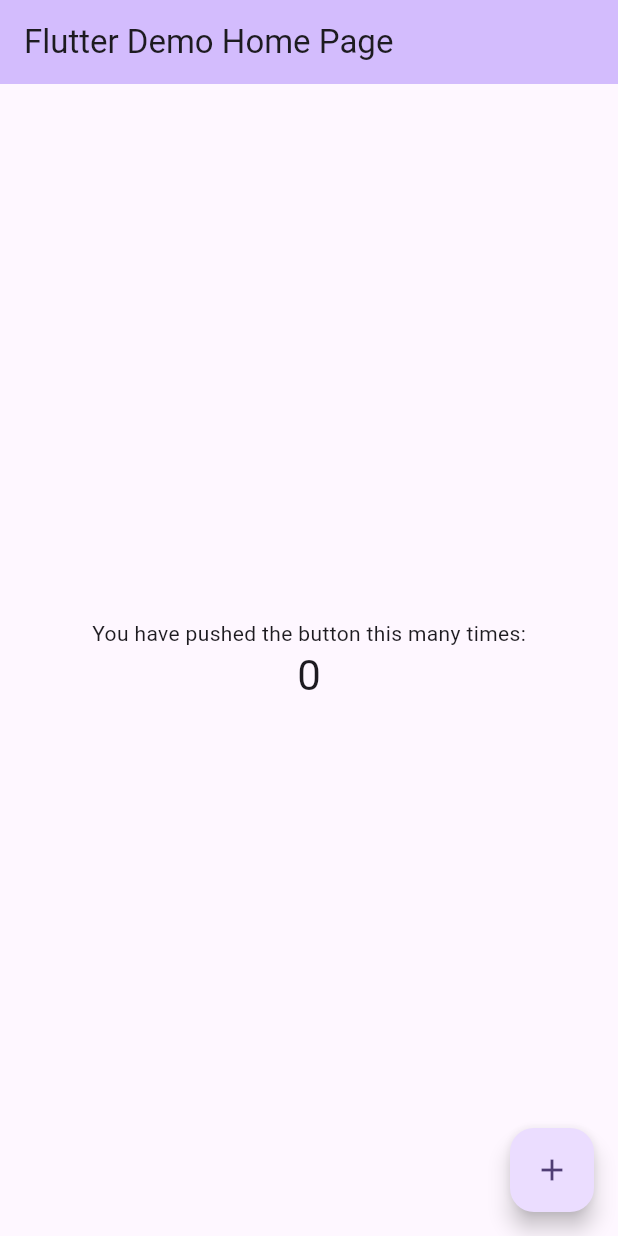
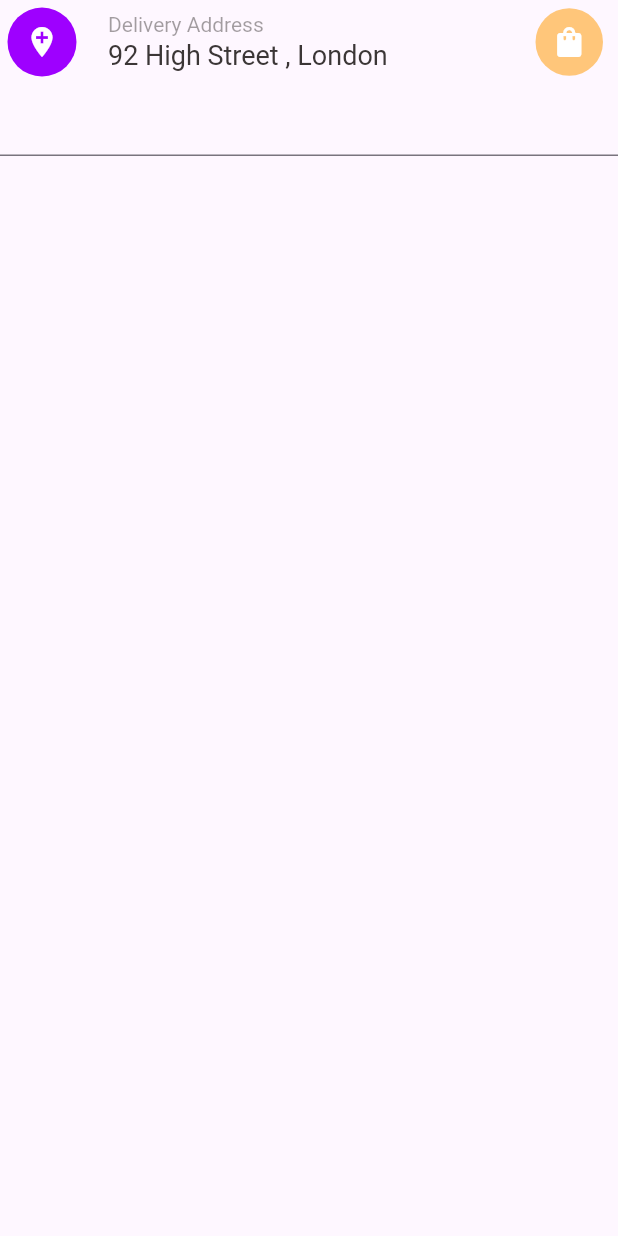
Before and after one commit to VinuthSriArampath/FlutterGroceryStore, a Flutter app: the screen it shows after launch, on a phone screen of 412 x 824 dp. Run offline on Flutter 3.47's test engine with Material 3 defaults, Android fonts, the phone set to English and light mode, and no system bars.

Commit message:
Added the Appbar

```diff
--- a/lib/main.dart
+++ b/lib/main.dart
@@ -1,125 +1,20 @@
+import 'package:flutter/cupertino.dart';
 import 'package:flutter/material.dart';
+import 'package:flutter_grocery_store/pages/home_page.dart';
 
-void main() {
+void main(){
   runApp(const MyApp());
 }
 
 class MyApp extends StatelessWidget {
   const MyApp({super.key});
 
-  // This widget is the root of your application.
   @override
   Widget build(BuildContext context) {
-    return MaterialApp(
-      title: 'Flutter Demo',
-      theme: ThemeData(
-        // This is the theme of your application.
-        //
-        // TRY THIS: Try running your application with "flutter run". You'll see
-        // the application has a purple toolbar. Then, without quitting the app,
-        // try changing the seedColor in the colorScheme below to Colors.green
-        // and then invoke "hot reload" (save your changes or press the "hot
-        // reload" button in a Flutter-supported IDE, or press "r" if you used
-        // the command line to start the app).
-        //
-        // Notice that the counter didn't reset back to zero; the application
-        // state is not lost during the reload. To reset the state, use hot
-        // restart instead.
-        //
-        // This works for code too, not just values: Most code changes can be
-        // tested with just a hot reload.
-        colorScheme: ColorScheme.fromSeed(seedColor: Colors.deepPurple),
-        useMaterial3: true,
-      ),
-      home: const MyHomePage(title: 'Flutter Demo Home Page'),
+    return const MaterialApp(
+      debugShowCheckedModeBanner: false,
+      title: "Flutter Grocery Store",
+      home: HomePage()
     );
   }
 }
-
-class MyHomePage extends StatefulWidget {
-  const MyHomePage({super.key, required this.title});
-
-  // This widget is the home page of your application. It is stateful, meaning
-  // that it has a State object (defined below) that contains fields that affect
-  // how it looks.
-
-  // This class is the configuration for the state. It holds the values (in this
-  // case the title) provided by the parent (in this case the App widget) and
-  // used by the build method of the State. Fields in a Widget subclass are
-  // always marked "final".
-
-  final String title;
-
-  @override
-  State<MyHomePage> createState() => _MyHomePageState();
-}
-
-class _MyHomePageState extends State<MyHomePage> {
-  int _counter = 0;
-
-  void _incrementCounter() {
-    setState(() {
-      // This call to setState tells the Flutter framework that something has
-      // changed in this State, which causes it to rerun the build method below
-      // so that the display can reflect the updated values. If we changed
-      // _counter without calling setState(), then the build method would not be
-      // called again, and so nothing would appear to happen.
-      _counter++;
-    });
-  }
-
-  @override
-  Widget build(BuildContext context) {
-    // This method is rerun every time setState is called, for instance as done
-    // by the _incrementCounter method above.
-    //
-    // The Flutter framework has been optimized to make rerunning build methods
-    // fast, so that you can just rebuild anything that needs updating rather
-    // than having to individually change instances of widgets.
-    return Scaffold(
-      appBar: AppBar(
-        // TRY THIS: Try changing the color here to a specific color (to
-        // Colors.amber, perhaps?) and trigger a hot reload to see the AppBar
-        // change color while the other colors stay the same.
-        backgroundColor: Theme.of(context).colorScheme.inversePrimary,
-        // Here we take the value from the MyHomePage object that was created by
-        // the App.build method, and use it to set our appbar title.
-        title: Text(widget.title),
-      ),
-      body: Center(
-        // Center is a layout widget. It takes a single child and positions it
-        // in the middle of the parent.
-        child: Column(
-          // Column is also a layout widget. It takes a list of children and
-          // arranges them vertically. By default, it sizes itself to fit its
-          // children horizontally, and tries to be as tall as its parent.
-          //
-          // Column has various properties to control how it sizes itself and
-          // how it positions its children. Here we use mainAxisAlignment to
-          // center the children vertically; the main axis here is the vertical
-          // axis because Columns are vertical (the cross axis would be
-          // horizontal).
-          //
-          // TRY THIS: Invoke "debug painting" (choose the "Toggle Debug Paint"
-          // action in the IDE, or press "p" in the console), to see the
-          // wireframe for each widget.
-          mainAxisAlignment: MainAxisAlignment.center,
-          children: <Widget>[
-            const Text(
-              'You have pushed the button this many times:',
-            ),
-            Text(
-              '$_counter',
-              style: Theme.of(context).textTheme.headlineMedium,
-            ),
-          ],
-        ),
-      ),
-      floatingActionButton: FloatingActionButton(
-        onPressed: _incrementCounter,
-        tooltip: 'Increment',
-        child: const Icon(Icons.add),
-      ), // This trailing comma makes auto-formatting nicer for build methods.
-    );
-  }
-}
--- /dev/null
+++ b/lib/pages/home_page.dart
@@ -0,0 +1,24 @@
+import 'package:flutter/material.dart';
+import 'package:flutter_grocery_store/widgets/app_bar.dart';
+
+class HomePage extends StatelessWidget {
+  const HomePage({super.key});
+
+  @override
+  Widget build(BuildContext context) {
+    return SafeArea(
+        child:Scaffold(
+          appBar: AppBar(
+            leading:AppBarLeading,
+            title: AppBarTitle,
+            actions: AppBarActions
+          ),
+          body: Column(
+            children: [
+              TextField()
+            ],
+          ),
+        )
+    );
+  }
+}
--- /dev/null
+++ b/lib/widgets/app_bar.dart
@@ -0,0 +1,55 @@
+import 'package:flutter/material.dart';
+
+Widget AppBarLeading = Padding(
+  padding: const EdgeInsets.all(5.0),
+  child: Container(
+    width: 30,
+    height: 30,
+    decoration: BoxDecoration(
+        borderRadius: BorderRadius.circular(100),
+        color: const Color(0xff9E00FF)
+    ),
+    child: const Icon(
+      Icons.add_location,
+      color: Colors.white,
+    ),
+  ),
+);
+
+Widget AppBarTitle = Column(
+  crossAxisAlignment: CrossAxisAlignment.start,
+  children: [
+    Text(
+      "Delivery Address",
+      style: TextStyle(
+          fontSize: 14,
+          color: const Color(0xff3B3636).withOpacity(0.47)
+      ),
+    ),
+    const Text(
+      "92 High Street , London",
+      style: TextStyle(
+          fontSize: 18,
+          color: Color(0xff3B3636)
+      ),
+    )
+  ],
+);
+
+List<Widget> ? AppBarActions = [  // ? to indicate that it can be nullable
+  Padding(
+    padding: const EdgeInsets.only(right: 10),
+    child: Container(
+      width: 45,
+      height: 45,
+      decoration: BoxDecoration(
+          borderRadius: BorderRadius.circular(100),
+          color: const Color(0xffFF9900).withOpacity(0.52)
+      ),
+      child: const Icon(
+        Icons.shopping_bag,
+        color: Colors.white,
+      ),
+    ),
+  ),
+];
```
